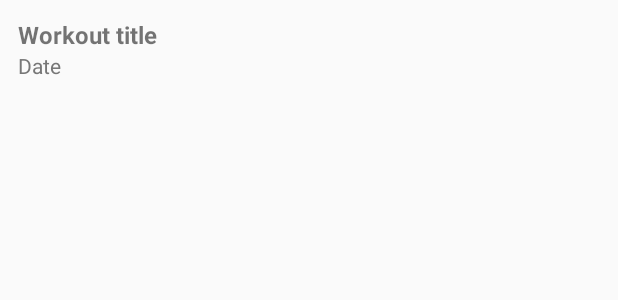
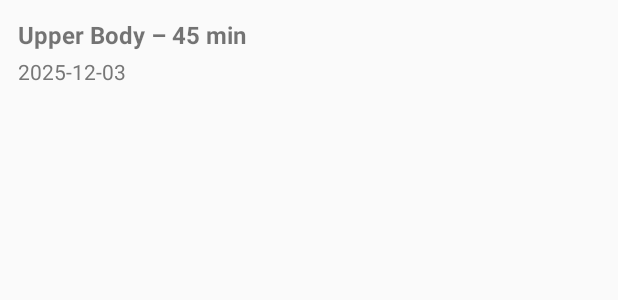
Before and after one commit to Musadaq23/NutriFit, an Android app: the layout item_workout_row.xml on its own in the app's theme, with its tools: preview values and no code run, on a phone screen of 412 x 824 dp. Shown: the top 300 px of the screen. Run offline under Robolectric (Android 15) with nearby library versions, the phone set to English and light mode, and no system bars.

Commit message:
feature workouts: implemented workouts UI, ViewModel, layouts

```diff
--- a/app/src/main/java/com/example/nutrifit/WorkoutEntity.kt
+++ b/app/src/main/java/com/example/nutrifit/WorkoutEntity.kt
@@ -2,9 +2,9 @@ package com.example.nutrifit
 
 data class WorkoutEntity(
     val id: Long = 0L,
-    val date: String,
-    val type: String,
-    val durationMinutes: Int,
+    val date: String = "",
+    val type: String = "",
+    val durationMinutes: Int = 0,
     val intensity: String? = null,
     val notes: String? = null,
     val caloriesBurned: Int? = null
--- a/app/src/main/java/com/example/nutrifit/ui/LoginActivity.kt
+++ b/app/src/main/java/com/example/nutrifit/ui/LoginActivity.kt
@@ -53,6 +53,7 @@ class LoginActivity : AppCompatActivity() {
 
             auth.signInWithEmailAndPassword(emailText, passwordText)
                 .addOnSuccessListener {
+                    Toast.makeText(this, "Welcome back!", Toast.LENGTH_SHORT).show()
                     openMainAndFinish()
                 }
                 .addOnFailureListener { e ->
@@ -72,6 +73,7 @@ class LoginActivity : AppCompatActivity() {
 
         goToRegister.setOnClickListener {
             startActivity(Intent(this, RegisterActivity::class.java))
+            overridePendingTransition(android.R.anim.slide_in_left, android.R.anim.slide_out_right)
         }
     }
 
@@ -80,6 +82,7 @@ class LoginActivity : AppCompatActivity() {
             flags = Intent.FLAG_ACTIVITY_NEW_TASK or Intent.FLAG_ACTIVITY_CLEAR_TASK
         }
         startActivity(intent)
+        overridePendingTransition(android.R.anim.fade_in, android.R.anim.fade_out)
         finish()
     }
 }
--- a/app/src/main/java/com/example/nutrifit/ui/ProfileFragment.kt
+++ b/app/src/main/java/com/example/nutrifit/ui/ProfileFragment.kt
@@ -42,19 +42,19 @@ class ProfileFragment : Fragment() {
 
         val uid = user.uid
 
+        binding.tvEmail.text = user.email ?: ""
+
         db.collection("users")
             .document(uid)
             .get()
             .addOnSuccessListener { snapshot ->
                 val displayName = snapshot.getString("displayName") ?: ""
-                val email = snapshot.getString("email") ?: user.email.orEmpty()
                 val age = snapshot.getLong("age")
                 val gender = snapshot.getString("gender") ?: ""
                 val height = snapshot.getLong("height")
                 val weight = snapshot.getLong("weight")
 
                 binding.tvName.text = if (displayName.isNotBlank()) displayName else "User"
-                binding.tvEmail.text = email
 
                 binding.etDisplayName.setText(displayName)
                 binding.etAge.setText(age?.toString() ?: "")
@@ -93,7 +93,7 @@ class ProfileFragment : Fragment() {
                 .addOnFailureListener { e ->
                     Toast.makeText(
                         requireContext(),
-                        e.localizedMessage ?: "Failed to save profile.",
+                        e.localizedMessage ?: "Failed to load profile.",
                         Toast.LENGTH_SHORT
                     ).show()
                 }
--- a/app/src/main/res/layout/fragment_workouts.xml
+++ b/app/src/main/res/layout/fragment_workouts.xml
@@ -21,7 +21,7 @@
         android:layout_width="wrap_content"
         android:layout_height="wrap_content"
         android:text="No workouts yet. Tap + to add one!"
-        android:textColor="#777"
+        android:textColor="#777777"
         android:layout_marginTop="16dp"
         app:layout_constraintTop_toBottomOf="@id/tvWorkoutsTitle"
         app:layout_constraintStart_toStartOf="parent" />
--- a/app/src/main/res/layout/item_workout_row.xml
+++ b/app/src/main/res/layout/item_workout_row.xml
@@ -1,24 +1,32 @@
 <?xml version="1.0" encoding="utf-8"?>
-<LinearLayout xmlns:android="http://schemas.android.com/apk/res/android"
+<androidx.constraintlayout.widget.ConstraintLayout
+    xmlns:android="http://schemas.android.com/apk/res/android"
+    xmlns:app="http://schemas.android.com/apk/res-auto"
     android:layout_width="match_parent"
     android:layout_height="wrap_content"
-    android:orientation="vertical"
     android:padding="12dp">
 
     <TextView
         android:id="@+id/tvWorkoutTitle"
-        android:layout_width="wrap_content"
+        android:layout_width="0dp"
         android:layout_height="wrap_content"
-        android:text="Workout title"
+        android:text="Upper Body – 45 min"
         android:textSize="16sp"
-        android:textStyle="bold" />
+        android:textStyle="bold"
+        app:layout_constraintTop_toTopOf="parent"
+        app:layout_constraintStart_toStartOf="parent"
+        app:layout_constraintEnd_toEndOf="parent"/>
 
     <TextView
         android:id="@+id/tvWorkoutSubtitle"
-        android:layout_width="wrap_content"
+        android:layout_width="0dp"
         android:layout_height="wrap_content"
-        android:text="Date"
+        android:text="2025-12-03"
         android:textSize="14sp"
-        android:textColor="#777777" />
+        android:textColor="#777777"
+        app:layout_constraintTop_toBottomOf="@id/tvWorkoutTitle"
+        app:layout_constraintStart_toStartOf="parent"
+        app:layout_constraintEnd_toEndOf="parent"
+        android:layout_marginTop="4dp"/>
 
-</LinearLayout>
+</androidx.constraintlayout.widget.ConstraintLayout>
```
Also changed, not shown: app/src/main/java/com/example/nutrifit/ui/RegisterActivity.kt (+19 -12 lines), app/src/main/java/com/example/nutrifit/ui/WorkoutsFragment.kt (+16 -12 lines), app/src/main/java/com/example/nutrifit/ui/WorkoutsViewModel.kt (added, +87 -0 lines), app/src/main/res/layout/fragment_profile.xml (+7 -3 lines).
